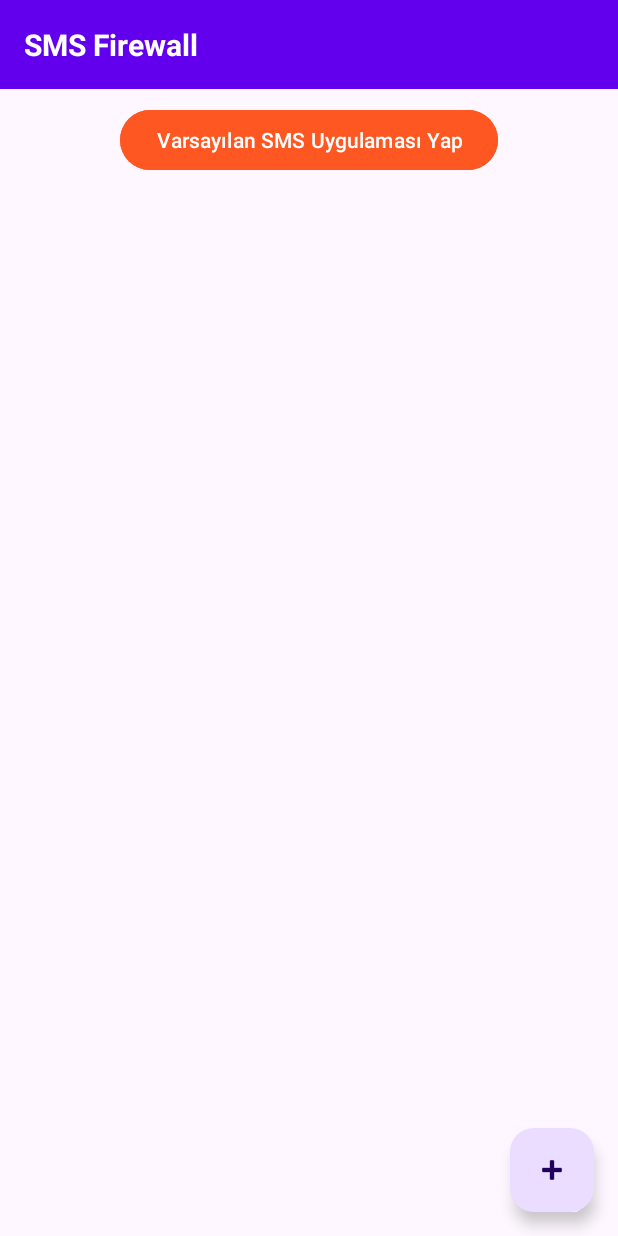
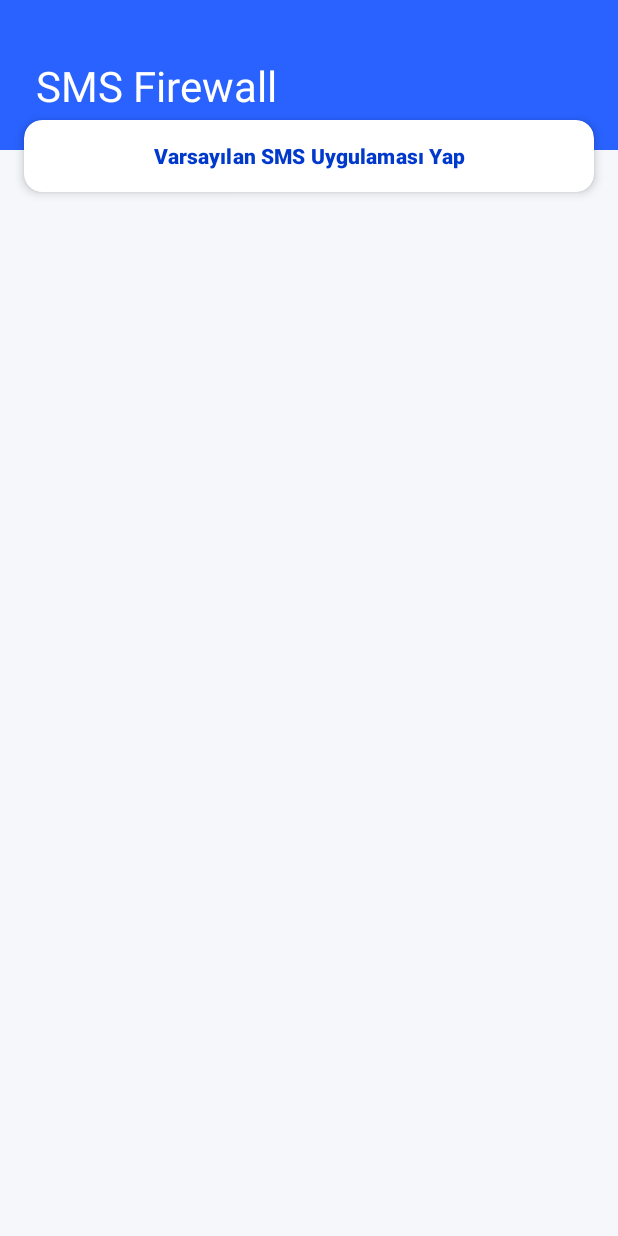
Before and after one commit to conny0506/SMSFirewall, an Android app: the layout activity_main.xml on its own in the app's theme, with its tools: preview values and no code run, on a phone screen of 412 x 824 dp. Run offline under Robolectric (Android 15) with nearby library versions, the phone set to English and light mode, and no system bars.

Commit message:
Temel frontend kodları yazıldı.

```diff
--- a/app/src/main/res/layout/activity_main.xml
+++ b/app/src/main/res/layout/activity_main.xml
@@ -4,51 +4,59 @@
     xmlns:tools="http://schemas.android.com/tools"
     android:layout_width="match_parent"
     android:layout_height="match_parent"
+    android:background="@color/background_light"
     tools:context=".MainActivity">
+
+    <View
+        android:id="@+id/headerBackground"
+        android:layout_width="match_parent"
+        android:layout_height="100dp"
+        android:background="@color/purple_500"
+        app:layout_constraintTop_toTopOf="parent" />
 
     <TextView
         android:id="@+id/headerTitle"
-        android:layout_width="0dp"
-        android:layout_height="wrap_content"
-        android:background="#6200EE"
-        android:padding="16dp"
-        android:text="SMS Firewall"
-        android:textColor="@android:color/white"
-        android:textSize="20sp"
-        android:textStyle="bold"
-        app:layout_constraintTop_toTopOf="parent"
-        app:layout_constraintStart_toStartOf="parent"
-        app:layout_constraintEnd_toEndOf="parent"/>
-
-    <Button
-        android:id="@+id/btnSetDefault"
         android:layout_width="wrap_content"
         android:layout_height="wrap_content"
-        android:text="Varsayılan SMS Uygulaması Yap"
-        android:backgroundTint="#FF5722"
-        android:layout_marginTop="10dp"
-        app:layout_constraintTop_toBottomOf="@id/headerTitle"
-        app:layout_constraintStart_toStartOf="parent"
-        app:layout_constraintEnd_toEndOf="parent" />
+        android:layout_marginStart="24dp"
+        android:layout_marginBottom="24dp"
+        android:fontFamily="sans-serif-bold"
+        android:text="SMS Firewall"
+        android:textColor="@color/white"
+        android:textSize="28sp"
+        app:layout_constraintBottom_toBottomOf="@id/headerBackground"
+        app:layout_constraintStart_toStartOf="parent" />
+
+    <androidx.cardview.widget.CardView
+        android:id="@+id/cardDefault"
+        android:layout_width="match_parent"
+        android:layout_height="wrap_content"
+        android:layout_marginHorizontal="16dp"
+        android:layout_marginTop="-20dp"
+        app:cardCornerRadius="12dp"
+        app:cardElevation="4dp"
+        app:layout_constraintTop_toBottomOf="@id/headerBackground">
+
+        <Button
+            android:id="@+id/btnSetDefault"
+            android:layout_width="match_parent"
+            android:layout_height="wrap_content"
+            android:background="@android:color/transparent"
+            android:text="Varsayılan SMS Uygulaması Yap"
+            android:textColor="@color/purple_700"
+            android:textStyle="bold" />
+    </androidx.cardview.widget.CardView>
 
     <androidx.recyclerview.widget.RecyclerView
         android:id="@+id/recyclerSms"
         android:layout_width="0dp"
         android:layout_height="0dp"
-        android:layout_marginTop="10dp"
-        app:layout_constraintTop_toBottomOf="@id/btnSetDefault"
-        app:layout_constraintBottom_toBottomOf="parent"
-        app:layout_constraintStart_toStartOf="parent"
-        app:layout_constraintEnd_toEndOf="parent" />
-
-    <com.google.android.material.floatingactionbutton.FloatingActionButton
-        android:id="@+id/fabAddBlockWord"
-        android:layout_width="wrap_content"
-        android:layout_height="wrap_content"
-        android:layout_margin="16dp"
-        android:src="@android:drawable/ic_input_add"
+        android:layout_marginTop="12dp"
+        android:clipToPadding="false"
+        android:paddingBottom="20dp"
         app:layout_constraintBottom_toBottomOf="parent"
         app:layout_constraintEnd_toEndOf="parent"
-        contentDescription="Yasaklı Kelime Ekle" />
+        app:layout_constraintStart_toStartOf="parent"
+        app:layout_constraintTop_toBottomOf="@id/cardDefault" />
 
 </androidx.constraintlayout.widget.ConstraintLayout>
--- a/app/src/main/res/values/colors.xml
+++ b/app/src/main/res/values/colors.xml
@@ -1,5 +1,11 @@
 <?xml version="1.0" encoding="utf-8"?>
 <resources>
+    <color name="purple_200">#90CAF9</color>
+    <color name="purple_500">#2962FF</color> <color name="purple_700">#0039CB</color> <color name="teal_200">#69F0AE</color>
+    <color name="teal_700">#00C853</color>
+
     <color name="black">#FF000000</color>
     <color name="white">#FFFFFFFF</color>
-</resources>
+
+    <color name="background_light">#F5F7FA</color> <color name="text_primary">#1A1C1E</color>     <color name="text_secondary">#757575</color>   <color name="card_background">#FFFFFF</color>
+    <color name="accent_red">#D32F2F</color>       </resources>
```
Also changed, not shown: app/src/main/AndroidManifest.xml (+5 -2 lines), app/src/main/java/com/example/smsfirewall/AppDatabase.kt (+44 -2 lines), app/src/main/java/com/example/smsfirewall/ChatAdapter.kt (added, +61 -0 lines), app/src/main/java/com/example/smsfirewall/ConversationDetailActivity.kt (added, +136 -0 lines), app/src/main/java/com/example/smsfirewall/MainActivity.kt (+65 -57 lines), app/src/main/java/com/example/smsfirewall/SmsAdapter.kt (+43 -10 lines), app/src/main/java/com/example/smsfirewall/SmsModel.kt (+5 -4 lines), app/src/main/res/drawable/bg_circle.xml (added, +7 -0 lines), app/src/main/res/layout/activity_conversation_detail.xml (added, +79 -0 lines), app/src/main/res/layout/item_chat_received.xml (added, +25 -0 lines), app/src/main/res/layout/item_chat_sent.xml (added, +25 -0 lines), app/src/main/res/layout/item_sms.xml (+35 -14 lines).
